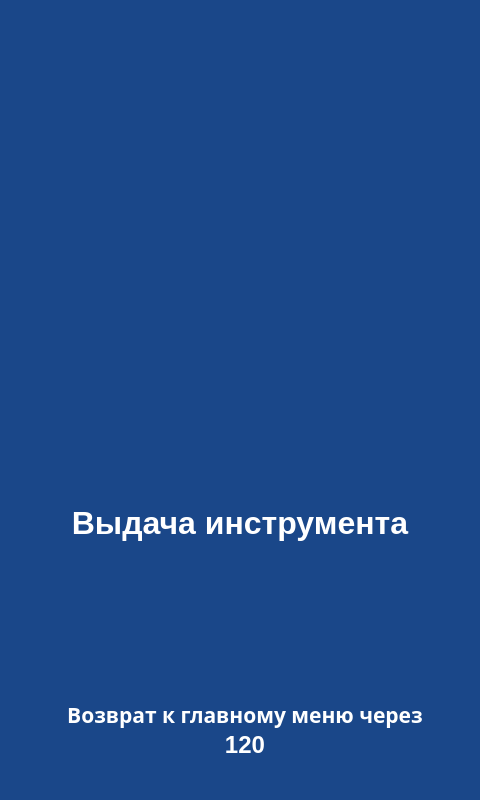
The window that client/GUI/ui/screen_32_wait.ui (komrade2801/AutoSklad) describes before a commit, drawn with Qt 5.
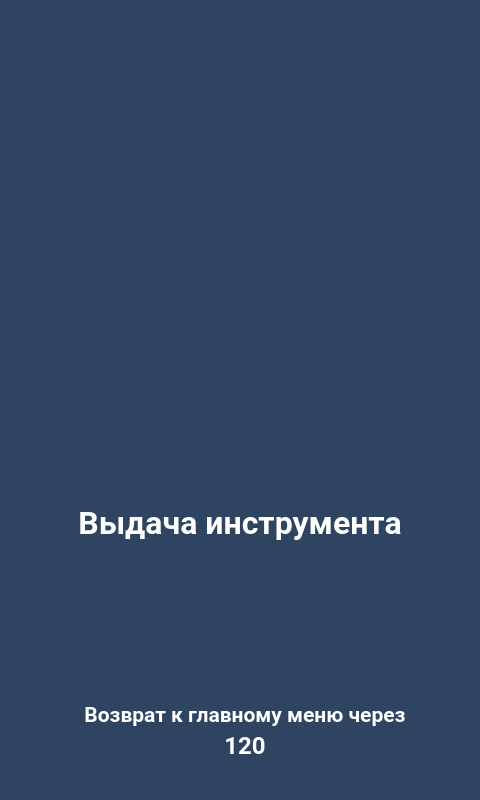
The same window after the commit. Icons and pictures are not drawn.

The edit to the form file:
```diff
--- a/client/GUI/ui/screen_32_wait.ui
+++ b/client/GUI/ui/screen_32_wait.ui
@@ -15,29 +15,34 @@
   </property>
   <property name="styleSheet">
    <string notr="true">QWidget{
-	background-color: #1A4789;
+	background-color: #2e4461;
 }
 QLabel {
 	background: none;
 	color: #FFFFFF;
 	border-width: 0px;
 	border-radius: 0px;
+	font-family: &quot;Roboto&quot;, Sans-serif;
 }
 #background {
 	color: #FFFFFF;
-	background-color: #1A4789;
+	background-color: #2e4461;
 	border-width: 2px;
 	border-style: groove;
 	border-color: #ff9923;
 	border-radius: 0px;
+	font-family: &quot;Roboto&quot;, Sans-serif;
 }
 QPushButton {
-	color: #000000;
-	background-color: #86B7F4;
-	border-width: 2px;
+	color: #FFFFFF;
+	background-color: #f09022;
+	border-width: 0px;
 	border-style: outset;
 	border-color: #EAA657;
-	border-radius: 10px;
+	border-radius: 8px;
+	font-weight: 600;
+    font-size: 25px;
+	font-family: &quot;Roboto&quot;, Sans-serif;
 }</string>
   </property>
   <widget class="QLabel" name="lbl_info_1">
@@ -349,6 +354,7 @@
    </property>
    <property name="font">
     <font>
+     <family>Roboto</family>
      <pointsize>24</pointsize>
      <weight>75</weight>
      <bold>true</bold>
@@ -689,7 +695,7 @@
    </property>
    <property name="font">
     <font>
-     <family>Dubai</family>
+     <family>Roboto</family>
      <pointsize>16</pointsize>
      <weight>75</weight>
      <bold>true</bold>
@@ -1011,6 +1017,7 @@
    </property>
    <property name="font">
     <font>
+     <family>Roboto</family>
      <pointsize>18</pointsize>
      <weight>75</weight>
      <bold>true</bold>
```
